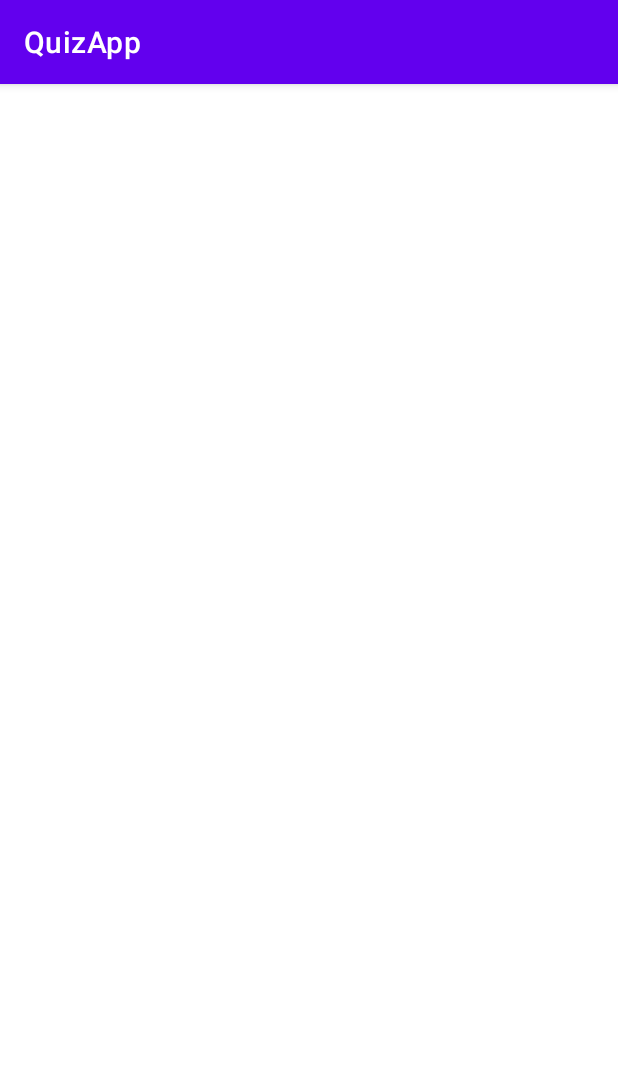
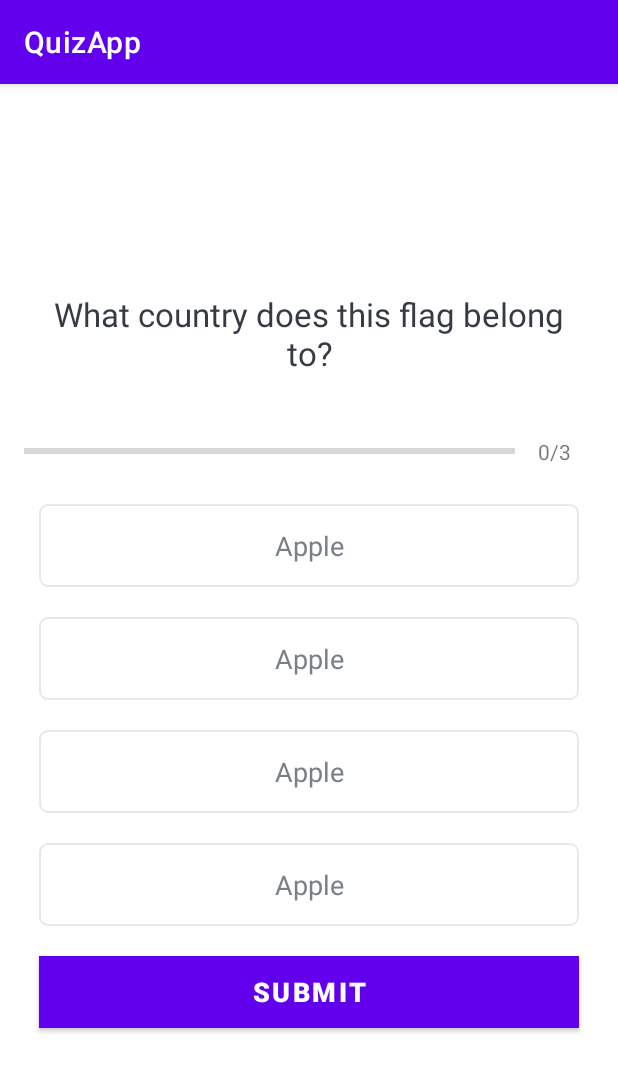
Before and after one commit to AleksaZatezalo/quizApp, an Android app: the QuizQuestionsActivity screen opened directly, with no data from a screen before it, on a phone screen of 412 x 824 dp. Shown: the top 1072 px of the screen. Run offline under Robolectric (Android 15) with nearby library versions, the phone set to English and light mode, and no system bars.

Commit message:
Second Page Created. Functionality needed.

```diff
--- a/app/src/main/java/com/example/quizapp/Constants.kt
+++ b/app/src/main/java/com/example/quizapp/Constants.kt
@@ -12,7 +12,28 @@ object Constants{
                 "Croatia",
                 "Mexico",
                 1)
+        val que2 = Question(
+                2,
+                "what country does this flag belong to",
+                R.drawable.flag,
+                "Serbia",
+                "Canada",
+                "Croatia",
+                "Mexico",
+                1)
+
+        val que3 = Question(
+                3,
+                "what country does this flag belong to",
+                R.drawable.flag,
+                "Serbia",
+                "Canada",
+                "Croatia",
+                "Mexico",
+                1)
         questionList.add(que1)
+        questionList.add(que2)
+        questionList.add(que3)
         return questionList
     }
 
--- /dev/null
+++ b/app/src/main/res/drawable/deafult_option_border_bg.xml
@@ -0,0 +1,9 @@
+<?xml version="1.0" encoding="utf-8"?>
+<shape xmlns:android="http://schemas.android.com/apk/res/android"
+    android:shape="rectangle">
+    <stroke
+        android:width="1dp"
+        android:color="#E8E8E8"/>
+    <solid android:color="@android:color/white"></solid>
+    <corners android:radius="5dp"></corners>
+</shape>
--- a/app/src/main/res/layout/activity_quiz_questions.xml
+++ b/app/src/main/res/layout/activity_quiz_questions.xml
@@ -1,9 +1,122 @@
 <?xml version="1.0" encoding="utf-8"?>
-<androidx.constraintlayout.widget.ConstraintLayout xmlns:android="http://schemas.android.com/apk/res/android"
+<ScrollView xmlns:android="http://schemas.android.com/apk/res/android"
     xmlns:app="http://schemas.android.com/apk/res-auto"
     xmlns:tools="http://schemas.android.com/tools"
     android:layout_width="match_parent"
     android:layout_height="match_parent"
+    android:fillViewport="true"
     tools:context=".QuizQuestionsActivity">
 
-</androidx.constraintlayout.widget.ConstraintLayout>
+    <LinearLayout
+        android:layout_width="match_parent"
+        android:layout_height="wrap_content"
+        android:orientation="vertical"
+        android:gravity="center"
+        android:padding="16dp">
+        <TextView
+            android:id="@+id/tv_question"
+            android:layout_width="match_parent"
+            android:layout_height="wrap_content"
+            android:layout_margin="10dp"
+            android:gravity="center"
+            android:textColor="#363A43"
+            android:textSize="22sp"
+            android:text="What country does this flag belong to?"/>
+
+        <LinearLayout
+            android:id="@+id/ll_progress_details"
+            android:layout_width="match_parent"
+            android:layout_height="wrap_content"
+            android:layout_marginTop="16dp"
+            android:gravity="center_vertical"
+            android:orientation="horizontal">
+            <ProgressBar
+                style="?android:attr/progressBarStyleHorizontal"
+                android:id="@+id/progressBar"
+                android:layout_width="0dp"
+                android:layout_height="wrap_content"
+                android:layout_weight="1"
+                android:minHeight="50dp"
+                android:max="3"
+                android:progress="0"
+                android:indeterminate="false"/>
+            <TextView
+                android:id="@+id/tv_progress"
+                android:layout_width="wrap_content"
+                android:layout_height="wrap_content"
+                android:gravity="center"
+                android:padding="15dp"
+                android:textColorHint="#7A8089"
+                android:textSize="14sp"
+                android:text="0/3"/>
+        </LinearLayout>
+
+        <TextView
+            android:id="@+id/tv_option_one"
+            android:layout_width="match_parent"
+            android:layout_height="wrap_content"
+            android:layout_margin="10dp"
+            android:background="@drawable/deafult_option_border_bg"
+            android:gravity="center"
+            android:padding="15dp"
+            android:textColor="#7A8089"
+            android:textSize="18sp"
+            android:text="Apple"
+            />
+
+        <TextView
+            android:id="@+id/tv_option_two"
+            android:layout_width="match_parent"
+            android:layout_height="wrap_content"
+            android:layout_margin="10dp"
+            android:background="@drawable/deafult_option_border_bg"
+            android:gravity="center"
+            android:padding="15dp"
+            android:textColor="#7A8089"
+            android:textSize="18sp"
+            android:text="Apple"
+            />
+
+
+        <TextView
+            android:id="@+id/tv_option_three"
+            android:layout_width="match_parent"
+            android:layout_height="wrap_content"
+            android:layout_margin="10dp"
+            android:background="@drawable/deafult_option_border_bg"
+            android:gravity="center"
+            android:padding="15dp"
+            android:textColor="#7A8089"
+            android:textSize="18sp"
+            android:text="Apple"
+            />
+
+
+        <TextView
+            android:id="@+id/tv_option_four"
+            android:layout_width="match_parent"
+            android:layout_height="wrap_content"
+            android:layout_margin="10dp"
+            android:background="@drawable/deafult_option_border_bg"
+            android:gravity="center"
+            android:padding="15dp"
+            android:textColor="#7A8089"
+            android:textSize="18sp"
+            android:text="Apple"
+            />
+
+        <Button
+            android:id="@+id/btn_submit"
+            android:layout_width="match_parent"
+            android:layout_height="wrap_content"
+            android:layout_margin="10dp"
+            android:background="#FF6200EE"
+            android:text="SUBMIT"
+            android:textColor="@color/white"
+            android:textSize="18sp"
+            android:textStyle="bold"
+            ></Button>
+
+    </LinearLayout>
+
+</ScrollView>
```
